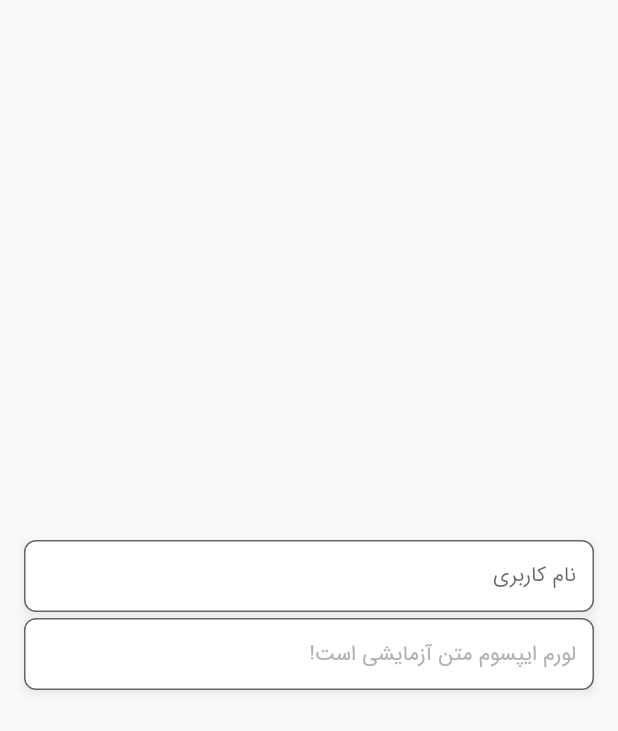
After one commit to smh997/Bilche, a Flutter app: the screen it shows after launch, on a phone screen of 412 x 824 dp. The commit adds this screen. Shown: the top 731 px of the screen. Run offline on Flutter 3.47's test engine with Material 2 defaults, Android fonts, the phone set to English and light mode, and no system bars; missing offline and left inert: openapi_generator_annotations.

Commit message:
project is updated in: adding new packages lib/services is updated in: * adding open_api_generator.dart lib/utilities is updated in: * adding Network Helper * adding Font Family as a static value

```diff
--- a/lib/main.dart
+++ b/lib/main.dart
@@ -1,4 +1,4 @@
-import 'package:bilche/screens/assistant_page/assistant_page.dart';
+import 'package:bilche/screens/sign_in/sign_in.dart';
 import 'package:bilche/utilities/themes/themes_config.dart';
 import 'package:flutter/material.dart';
 
@@ -13,7 +13,7 @@ class MyApp extends StatelessWidget {
     return MaterialApp(
       title: 'Flutter Demo',
       theme: BTheme.light,
-      home: AssistantPage(),
+      home: SignInPage(),
     );
   }
 }
--- /dev/null
+++ b/lib/screens/sign_in/sign_in.dart
@@ -0,0 +1,36 @@
+import 'package:bilche/utilities/app_constants.dart';
+import 'package:bilche/widgets/textfield.dart';
+import 'package:flutter/material.dart';
+
+class SignInPage extends StatelessWidget {
+  const SignInPage({Key? key}) : super(key: key);
+
+  @override
+  Widget build(BuildContext context) {
+    String? input1;
+    String? input2;
+    print('input1 is $input1');
+    print('input2 is $input2');
+    return Scaffold(
+      body: Center(
+        child: Padding(
+          padding: scaffoldPadding,
+          child: Column(
+            mainAxisAlignment: MainAxisAlignment.center,
+            children: [
+              BTextField(
+                hintText: 'لورم ایپسوم متن آزمایشی است!',
+                label: 'نام کاربری',
+                onChanged: (value) => input1 = value,
+              ),
+              BTextField(
+                onChanged: (value) => input2 = value,
+                hintText: 'لورم ایپسوم متن آزمایشی است!',
+              ),
+            ],
+          ),
+        ),
+      ),
+    );
+  }
+}
--- a/lib/utilities/themes/text_styles.dart
+++ b/lib/utilities/themes/text_styles.dart
@@ -3,8 +3,9 @@ import 'package:flutter/material.dart';
 import 'colors.dart';
 
 class BTypography {
+  static const fontFamily = 'IRANSansMobile(FaNum)';
   static TextStyle _base = TextStyle(
-    fontFamily: 'IRANSansMobile(FaNum)',
+    fontFamily: fontFamily,
     fontSize: 14.0,
     height: 1.7,
     fontWeight: FontWeight.normal,
```
Also changed, not shown: lib/services/open_api_generator.dart (added, +9 -0 lines), lib/utilities/network_helper.dart (added, +144 -0 lines), pubspec.yaml (+12 -0 lines), 2 other files.
